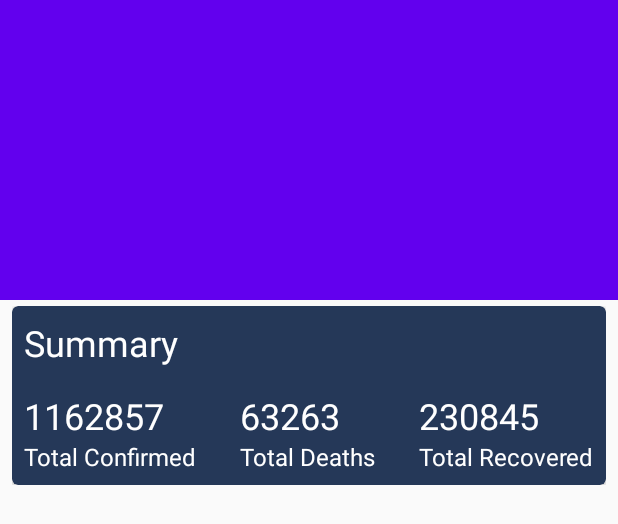
After one commit to pfieffer/CovidInfo, an Android app: the layout activity_country_detail.xml on its own in the app's theme, with its tools: preview values and no code run, on a phone screen of 412 x 824 dp. The commit adds this screen. Shown: the top 524 px of the screen. Run offline under Robolectric (Android 15) with nearby library versions, the phone set to English and light mode, and no system bars; Roboto replaces fonts that are not available here.

Commit message:
feat: Country Detail Screen
- Start a simple Activity for Country Detail
- Handle back press on toolbar for COuntry Detail Screen
- Show basic summary data for the current country

```diff
--- a/app/src/main/AndroidManifest.xml
+++ b/app/src/main/AndroidManifest.xml
@@ -20,8 +20,10 @@
                 <category android:name="android.intent.category.LAUNCHER" />
             </intent-filter>
         </activity>
+        <activity android:name=".ui.country.list.CountryListActivity" />
+        <activity android:name=".ui.country.detail.CountryDetailActivity"
+            android:theme="@style/AppTheme.NoActionBar"/>
 
-        <activity android:name=".ui.country.list.CountryListActivity" />
         <activity android:name=".ui.summary.SummaryActivity" />
     </application>
 
--- a/app/src/main/java/com/ravigarbuja/covidinfo/AppConstants.kt
+++ b/app/src/main/java/com/ravigarbuja/covidinfo/AppConstants.kt
@@ -5,6 +5,7 @@ const val BASE_URL = "https://api.covid19api.com/"
 class Api {
     object EndPoint {
         const val SUMMARY = "summary"
+        //https://api.covid19api.com/country/south-africa/status/confirmed?from=2020-03-01T00:00:00Z&to=2020-04-01T00:00:00Z
     }
 }
 
--- a/app/src/main/java/com/ravigarbuja/covidinfo/base/BaseActivity.kt
+++ b/app/src/main/java/com/ravigarbuja/covidinfo/base/BaseActivity.kt
@@ -5,6 +5,7 @@ import android.content.Intent
 import android.os.Bundle
 import androidx.annotation.LayoutRes
 import androidx.appcompat.app.AppCompatActivity
+import androidx.appcompat.widget.Toolbar
 import androidx.databinding.DataBindingUtil
 import androidx.databinding.ViewDataBinding
 import androidx.lifecycle.Observer
@@ -92,11 +93,23 @@ abstract class BaseActivity<M : BaseViewModel<*>, V : ViewDataBinding> : AppComp
     }
 
     /**
-     * function to setup back button on the toolbar
+     * function to setup back button on the toolbar.
+     * Toolbar is the default toolbar
      */
     fun setUpToolbarWithBackButton(){
         supportActionBar?.setDisplayHomeAsUpEnabled(true)
         supportActionBar?.setDisplayShowHomeEnabled(true)
+    }
+
+    /**
+     * function to setup back button on custom toolbar
+     * the one that we have included in the layout file
+     */
+    fun setUpToolbarWithBackButton(toolbar: Toolbar){
+        toolbar.setNavigationIcon(R.drawable.ic_arrow_back_white_24dp)
+        toolbar.setNavigationOnClickListener {
+            onBackPressed()
+        }
     }
 
     override fun onSupportNavigateUp(): Boolean {
--- a/app/src/main/java/com/ravigarbuja/covidinfo/di/viewModelModule.kt
+++ b/app/src/main/java/com/ravigarbuja/covidinfo/di/viewModelModule.kt
@@ -1,5 +1,6 @@
 package com.ravigarbuja.covidinfo.di
 
+import com.ravigarbuja.covidinfo.ui.country.detail.CountryDetailViewModel
 import com.ravigarbuja.covidinfo.ui.country.list.CountryListViewModel
 import com.ravigarbuja.covidinfo.ui.main.MainViewModel
 import com.ravigarbuja.covidinfo.ui.summary.SummaryViewModel
@@ -10,4 +11,5 @@ val viewModelModule = module {
     viewModel { MainViewModel(get()) }
     viewModel { SummaryViewModel() }
     viewModel { CountryListViewModel() }
+    viewModel { CountryDetailViewModel() }
 }
--- /dev/null
+++ b/app/src/main/java/com/ravigarbuja/covidinfo/ui/country/detail/CountryDetailActivity.kt
@@ -0,0 +1,49 @@
+package com.ravigarbuja.covidinfo.ui.country.detail
+
+import android.content.Context
+import android.content.Intent
+import android.os.Bundle
+import com.ravigarbuja.covidinfo.BR
+import com.ravigarbuja.covidinfo.INTENT_EXTRA_COUNTRY_DATA
+import com.ravigarbuja.covidinfo.R
+import com.ravigarbuja.covidinfo.base.BaseActivity
+import com.ravigarbuja.covidinfo.data.model.Country
+import com.ravigarbuja.covidinfo.databinding.ActivityCountryDetailBinding
+import kotlinx.android.synthetic.main.activity_country_detail.*
+import org.koin.androidx.viewmodel.ext.android.viewModel
+
+class CountryDetailActivity : BaseActivity<CountryDetailViewModel, ActivityCountryDetailBinding>() {
+
+    private val countryDetailViewModel: CountryDetailViewModel by viewModel()
+
+    override fun getLayoutId(): Int = R.layout.activity_country_detail
+
+    override fun getViewModel(): CountryDetailViewModel = countryDetailViewModel
+
+    override fun getBindingVariable(): Int = BR.viewModel
+
+    private lateinit var mBinding: ActivityCountryDetailBinding
+
+    override fun onCreate(savedInstanceState: Bundle?) {
+        super.onCreate(savedInstanceState)
+        mBinding = mViewDataBinding
+
+        setUpToolbarWithBackButton(toolbar_country_detail)
+
+        intent.getParcelableExtra<Country>(INTENT_EXTRA_COUNTRY_DATA).let {
+            if (it != null) {
+                countryDetailViewModel.currentCountry.set(it)
+            }
+        }
+
+
+    }
+
+    companion object {
+        fun getInstance(context: Context, country: Country): Intent {
+            return Intent(context, CountryDetailActivity::class.java).apply {
+                putExtra(INTENT_EXTRA_COUNTRY_DATA, country)
+            }
+        }
+    }
+}
--- /dev/null
+++ b/app/src/main/java/com/ravigarbuja/covidinfo/ui/country/detail/CountryDetailNavigator.kt
@@ -0,0 +1,4 @@
+package com.ravigarbuja.covidinfo.ui.country.detail
+
+interface CountryDetailNavigator {
+}
--- /dev/null
+++ b/app/src/main/java/com/ravigarbuja/covidinfo/ui/country/detail/CountryDetailViewModel.kt
@@ -0,0 +1,10 @@
+package com.ravigarbuja.covidinfo.ui.country.detail
+
+import androidx.databinding.ObservableField
+import com.ravigarbuja.covidinfo.base.BaseViewModel
+import com.ravigarbuja.covidinfo.data.model.Country
+
+class CountryDetailViewModel : BaseViewModel<CountryDetailNavigator>(){
+    val currentCountry = ObservableField<Country>()
+
+}
--- a/app/src/main/java/com/ravigarbuja/covidinfo/ui/country/list/CountryListActivity.kt
+++ b/app/src/main/java/com/ravigarbuja/covidinfo/ui/country/list/CountryListActivity.kt
@@ -14,6 +14,7 @@ import com.ravigarbuja.covidinfo.R
 import com.ravigarbuja.covidinfo.base.BaseActivity
 import com.ravigarbuja.covidinfo.data.model.Country
 import com.ravigarbuja.covidinfo.databinding.ActivityCountryListBinding
+import com.ravigarbuja.covidinfo.ui.country.detail.CountryDetailActivity
 import com.ravigarbuja.covidinfo.util.showToast
 import kotlinx.android.synthetic.main.activity_country_list.*
 import org.koin.androidx.viewmodel.ext.android.viewModel
@@ -135,6 +136,7 @@ class CountryListActivity : BaseActivity<CountryListViewModel, ActivityCountryLi
     }
 
     override fun onItemClick(country: Country) {
-        showToast("Open detail view for ${country.name}")
+//        showToast("Open detail view for ${country.name}")
+        startActivity(CountryDetailActivity.getInstance(this, country))
     }
 }
--- /dev/null
+++ b/app/src/main/res/drawable/ic_arrow_back_white_24dp.xml
@@ -0,0 +1,5 @@
+<vector android:height="24dp" android:tint="#FFFFFF"
+    android:viewportHeight="24.0" android:viewportWidth="24.0"
+    android:width="24dp" xmlns:android="http://schemas.android.com/apk/res/android">
+    <path android:fillColor="#FF000000" android:pathData="M20,11H7.83l5.59,-5.59L12,4l-8,8 8,8 1.41,-1.41L7.83,13H20v-2z"/>
+</vector>
--- /dev/null
+++ b/app/src/main/res/layout/activity_country_detail.xml
@@ -0,0 +1,169 @@
+<?xml version="1.0" encoding="utf-8"?>
+<layout xmlns:android="http://schemas.android.com/apk/res/android"
+    xmlns:app="http://schemas.android.com/apk/res-auto"
+    xmlns:tools="http://schemas.android.com/tools">
+
+    <data>
+        <variable
+            name="viewModel"
+            type="com.ravigarbuja.covidinfo.ui.country.detail.CountryDetailViewModel" />
+    </data>
+
+    <androidx.coordinatorlayout.widget.CoordinatorLayout
+        android:layout_width="match_parent"
+        android:layout_height="wrap_content">
+
+        <com.google.android.material.appbar.AppBarLayout
+            android:id="@+id/app_bar"
+            android:layout_width="match_parent"
+            android:layout_height="200dp"
+            android:fitsSystemWindows="true"
+            android:theme="@style/ThemeOverlay.AppCompat.Dark.ActionBar">
+
+            <com.google.android.material.appbar.CollapsingToolbarLayout
+                android:id="@+id/toolbar_layout"
+                android:layout_width="match_parent"
+                android:layout_height="match_parent"
+                android:fitsSystemWindows="true"
+                app:contentScrim="?attr/colorPrimary"
+                app:layout_scrollFlags="scroll|exitUntilCollapsed">
+
+
+                <ImageView
+                    android:id="@+id/expandedImage"
+                    android:layout_width="match_parent"
+                    android:layout_height="200dp"
+                    android:scaleType="centerCrop"
+                    app:layout_collapseMode="parallax"
+                    app:layout_collapseParallaxMultiplier="0.7" />
+
+                <androidx.appcompat.widget.Toolbar
+                    android:id="@+id/toolbar_country_detail"
+                    android:layout_width="match_parent"
+                    android:layout_height="?attr/actionBarSize"
+                    app:layout_collapseMode="pin"
+                    app:title="@{viewModel.currentCountry.name}"
+                    app:popupTheme="@style/ThemeOverlay.AppCompat.Light" />
+
+            </com.google.android.material.appbar.CollapsingToolbarLayout>
+        </com.google.android.material.appbar.AppBarLayout>
+
+        <androidx.core.widget.NestedScrollView
+            android:layout_width="match_parent"
+            android:layout_height="match_parent"
+            app:layout_behavior="@string/appbar_scrolling_view_behavior">
+
+            <androidx.constraintlayout.widget.ConstraintLayout
+                android:layout_width="match_parent"
+                android:layout_marginTop="@dimen/margin_padding_small"
+                android:layout_marginStart="@dimen/margin_padding_medium"
+                android:layout_marginEnd="@dimen/margin_padding_medium"
+                android:layout_height="match_parent">
+
+                <androidx.cardview.widget.CardView
+                    android:id="@+id/cv_country_summary"
+                    android:layout_width="match_parent"
+                    android:layout_height="wrap_content"
+                    app:cardBackgroundColor="@color/colorGenericBackground"
+                    app:cardCornerRadius="@dimen/card_corner_radius"
+                    app:cardElevation="@dimen/card_elevation"
+                    app:layout_constraintStart_toStartOf="parent"
+                    app:layout_constraintTop_toTopOf="parent">
+
+                    <androidx.constraintlayout.widget.ConstraintLayout
+                        android:layout_width="match_parent"
+                        android:layout_height="wrap_content"
+                        android:padding="@dimen/margin_padding_medium">
+
+                        <TextView
+                            android:id="@+id/tv_label_summary_country"
+                            style="@style/TextAppearance.Text.Headline.White"
+                            android:layout_width="match_parent"
+                            android:layout_height="wrap_content"
+                            android:text="@string/txt_summary"
+                            app:layout_constraintStart_toStartOf="parent"
+                            app:layout_constraintTop_toTopOf="parent" />
+
+                        <TextView
+                            android:id="@+id/tv_total_confirmed_country"
+                            style="@style/TextAppearance.Text.Headline.White"
+                            android:layout_width="wrap_content"
+                            android:layout_height="wrap_content"
+                            android:layout_marginTop="@dimen/margin_padding_large"
+                            android:text="@{@string/int_to_string(viewModel.currentCountry.totalConfirmed)}"
+                            app:layout_constraintStart_toStartOf="@id/tv_total_confirmed_label_country"
+                            app:layout_constraintTop_toBottomOf="@id/tv_label_summary_country"
+                            tools:text="1162857" />
+
+                        <TextView
+                            android:id="@+id/tv_total_confirmed_label_country"
+                            style="@style/TextAppearance.Text.White"
+                            android:layout_width="wrap_content"
+                            android:layout_height="wrap_content"
+                            android:text="@string/txt_total_confirmed"
+                            app:layout_constraintEnd_toStartOf="@id/tv_total_deaths_label_country"
+                            app:layout_constraintHorizontal_chainStyle="spread_inside"
+                            app:layout_constraintStart_toStartOf="parent"
+                            app:layout_constraintTop_toBottomOf="@id/tv_total_confirmed_country" />
+
+                        <TextView
+                            android:id="@+id/tv_total_deaths_country"
+                            style="@style/TextAppearance.Text.Headline.White"
+                            android:layout_width="wrap_content"
+                            android:layout_height="wrap_content"
+                            android:layout_marginTop="@dimen/margin_padding_large"
+
+                            android:text="@{@string/int_to_string(viewModel.currentCountry.totalDeaths)}"
+                            app:layout_constraintStart_toStartOf="@id/tv_total_deaths_label_country"
+                            app:layout_constraintTop_toBottomOf="@id/tv_label_summary_country"
+                            tools:text="63263" />
+
+                        <TextView
+                            android:id="@+id/tv_total_deaths_label_country"
+                            style="@style/TextAppearance.Text.White"
+                            android:layout_width="wrap_content"
+                            android:layout_height="wrap_content"
+                            android:text="@string/txt_total_deaths"
+                            app:layout_constraintEnd_toStartOf="@id/tv_total_recovered_label_country"
+                            app:layout_constraintStart_toEndOf="@id/tv_total_confirmed_label_country"
+                            app:layout_constraintTop_toBottomOf="@id/tv_total_deaths_country" />
+
+                        <TextView
+                            android:id="@+id/tv_total_recovered_country"
+                            style="@style/TextAppearance.Text.Headline.White"
+                            android:layout_width="wrap_content"
+                            android:layout_height="wrap_content"
+                            android:layout_marginTop="@dimen/margin_padding_large"
+                            android:text="@{@string/int_to_string(viewModel.currentCountry.totalRecovered)}"
+                            app:layout_constraintStart_toStartOf="@id/tv_total_recovered_label_country"
+                            app:layout_constraintTop_toBottomOf="@id/tv_label_summary_country"
+                            tools:text="230845" />
+
+                        <TextView
+                            android:id="@+id/tv_total_recovered_label_country"
+                            style="@style/TextAppearance.Text.White"
+                            android:layout_width="wrap_content"
+                            android:layout_height="wrap_content"
+                            android:text="@string/txt_total_recovered"
+                            app:layout_constraintEnd_toEndOf="parent"
+                            app:layout_constraintStart_toEndOf="@id/tv_total_deaths_label_country"
+                            app:layout_constraintTop_toBottomOf="@id/tv_total_recovered_country" />
+
+<!--                        <ImageView-->
+<!--                            android:layout_width="wrap_content"-->
+<!--                            android:layout_height="wrap_content"-->
+<!--                            android:src="@drawable/ic_arrow_forward_white_24dp"-->
+<!--                            app:layout_constraintEnd_toEndOf="parent"-->
+<!--                            app:layout_constraintTop_toTopOf="parent" />-->
+
+                    </androidx.constraintlayout.widget.ConstraintLayout>
+
+
+                </androidx.cardview.widget.CardView>
+
+            </androidx.constraintlayout.widget.ConstraintLayout>
+
+        </androidx.core.widget.NestedScrollView>
+    </androidx.coordinatorlayout.widget.CoordinatorLayout>
+
+</layout>
--- a/app/src/main/res/values/dimen.xml
+++ b/app/src/main/res/values/dimen.xml
@@ -1,6 +1,7 @@
 <?xml version="1.0" encoding="utf-8"?>
 <resources>
 
+    <!--region: Margin Padding Sizes -->
     <dimen name="margin_padding_small">4dp</dimen>
     <dimen name="margin_padding_medium">8dp</dimen>
     <dimen name="margin_padding_large">16dp</dimen>
@@ -16,4 +17,10 @@
 
     <!--region: Chart diemens-->
     <dimen name="donut_thickness">6dp</dimen>
+
+    <!--region: Collapsing toolbar sizes-->
+    <dimen name="shrine_toolbar_offset_start">20dp</dimen>
+    <dimen name="shrine_toolbar_offset_top">20dp</dimen>
+    <dimen name="shrine_toolbar_image_offset_top">20dp</dimen>
+    <dimen name="shrine_toolbar_collapsed_height">20dp</dimen>
 </resources>
--- a/app/src/main/res/values/strings.xml
+++ b/app/src/main/res/values/strings.xml
@@ -1,5 +1,7 @@
 <resources>
     <string name="app_name">CovidInfo</string>
+
+    <string name="int_to_string">%d</string>
 
     <string name="txt_total_confirmed">Total Confirmed</string>
     <string name="txt_total_deaths">Total Deaths</string>
@@ -17,4 +19,16 @@
     <string name="menu_title_search_country">Search Country</string>
     <string name="menu_search_et_hint">Search…</string>
     <string name="data_for_country">Data for %s</string>
+
+    <string name="large_text">
+
+Lorem ipsum dolor sit amet, consectetur adipiscing elit. Nunc consequat ligula ac enim commodo rutrum. Curabitur lorem dui, molestie non tellus id, ultrices condimentum sem. Maecenas porta lobortis sapien, a scelerisque metus luctus eu. Aliquam varius quam felis, vitae ultricies dolor rhoncus a. Suspendisse gravida, leo quis luctus fermentum, sapien arcu pretium mi, non viverra augue tortor et massa. Aenean tempus lorem sapien, eu blandit mauris ultrices eu. Aliquam erat volutpat. Nulla commodo, mi eget pretium pretium, dui dolor sodales magna, nec lacinia orci mi eget nisl.
+
+Donec quis sapien at enim fermentum ultrices a et tortor. Cras eget mi blandit, tincidunt risus nec, commodo lacus. Vivamus luctus vel ex id pellentesque. Mauris pharetra justo non nulla mollis egestas. Interdum et malesuada fames ac ante ipsum primis in faucibus. Suspendisse ullamcorper rhoncus lorem eu interdum. Sed massa nunc, ultrices varius lacinia a, rutrum ac sem. Morbi imperdiet vestibulum mauris nec elementum. Vestibulum eget auctor nisl. Phasellus pellentesque sem dui, in maximus risus venenatis sit amet. Suspendisse mi massa, sodales eget dui a, ultricies tempus dolor. Curabitur convallis malesuada dolor, non sagittis nunc placerat a. Mauris quis ipsum tempus ipsum ornare convallis. Integer dapibus libero et dapibus consectetur. Praesent volutpat, lorem id efficitur posuere, felis dui finibus urna, nec convallis sapien massa vitae lorem.
+
+Nam non ante eget arcu interdum aliquam egestas eu risus. Cras imperdiet massa pretium imperdiet aliquam. Aenean porta erat augue, eu mattis nibh mattis vitae. Ut ut libero consectetur, hendrerit ipsum non, congue tortor. Curabitur euismod rhoncus odio ac fringilla. Praesent dictum velit id lacinia tincidunt. Donec urna massa, commodo eget blandit consectetur, porta et ipsum. Curabitur sed dui venenatis ante ornare cursus auctor ut orci. Ut consequat mattis suscipit. Proin pharetra pulvinar urna dignissim suscipit. Pellentesque scelerisque facilisis dolor, eget gravida lacus gravida et. Morbi blandit pharetra porttitor. Suspendisse condimentum lectus sit amet lacus sagittis pretium. Nunc venenatis id urna viverra tristique. Vivamus sed imperdiet mi, eu placerat ex. Sed tristique ipsum sit amet felis imperdiet, placerat pellentesque metus cursus.
+
+Phasellus blandit ultricies risus ut commodo. Nunc malesuada viverra erat vitae accumsan. Sed volutpat metus suscipit nibh rhoncus suscipit. In accumsan dolor egestas varius convallis. Nam semper tellus elit, sit amet rutrum arcu maximus sit amet. Suspendisse potenti. Sed posuere justo enim, id blandit urna ultrices eget. Donec sit amet vehicula eros, fermentum rutrum erat. Etiam et finibus neque. Etiam rhoncus odio vitae libero rutrum, quis aliquet neque dictum. Donec vitae nunc non neque vestibulum lobortis. Nulla luctus pellentesque nunc, quis pharetra turpis iaculis sit amet. Aenean metus odio, tempus vel rhoncus in, condimentum non risus. Curabitur a odio pretium, auctor dolor ut, accumsan augue.
+
+Vivamus pellentesque nisl a nisi vehicula, a ultrices purus viverra. Aliquam porta arcu quis ligula cursus sagittis sed ornare elit. Integer luctus fermentum scelerisque. Aliquam ac pretium ex, eu fermentum est. Morbi dapibus metus eu mattis volutpat. Suspendisse efficitur vulputate lobortis. Interdum et malesuada fames ac ante ipsum primis in faucibus. </string>
 </resources>
--- a/app/src/main/res/values/styles.xml
+++ b/app/src/main/res/values/styles.xml
@@ -2,6 +2,13 @@
 
     <!-- Base application theme. -->
     <style name="AppTheme" parent="Theme.AppCompat.Light.DarkActionBar">
+        <!-- Customize your theme here. -->
+        <item name="colorPrimary">@color/colorPrimary</item>
+        <item name="colorPrimaryDark">@color/colorPrimaryDark</item>
+        <item name="colorAccent">@color/colorAccent</item>
+    </style>
+
+    <style name="AppTheme.NoActionBar" parent="Theme.AppCompat.Light.NoActionBar">
         <!-- Customize your theme here. -->
         <item name="colorPrimary">@color/colorPrimary</item>
         <item name="colorPrimaryDark">@color/colorPrimaryDark</item>
```
